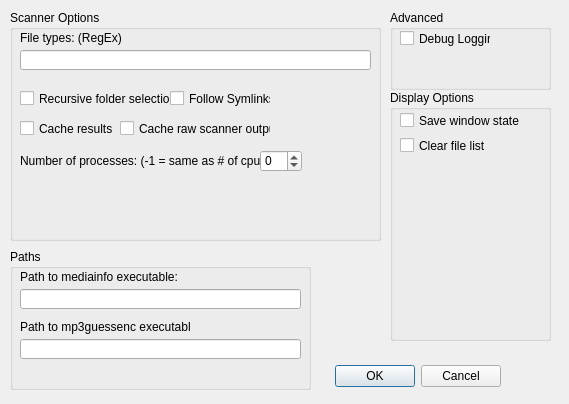
thwaller/specton, file options.ui: the form before one commit.
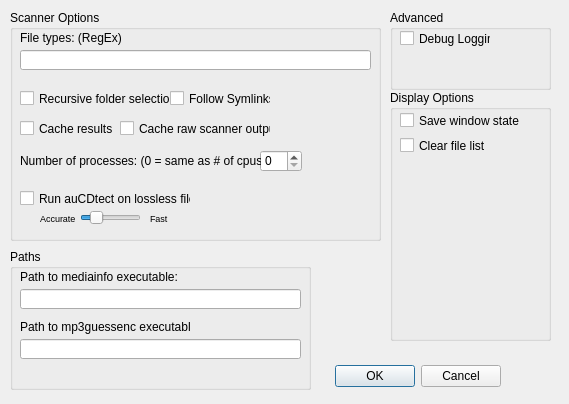
The form after the commit. Icons and pictures are not drawn.

Commit message: support auCDtect. file info dialog

What changed in the file:
```diff
--- a/options.ui
+++ b/options.ui
@@ -123,7 +123,7 @@
      </rect>
     </property>
     <property name="minimum">
-     <number>-1</number>
+     <number>0</number>
     </property>
     <property name="maximum">
      <number>200</number>
@@ -139,7 +139,7 @@
      </rect>
     </property>
     <property name="text">
-     <string>Number of processes: (-1 = same as # of cpus):</string>
+     <string>Number of processes: (0 = same as # of cpus):</string>
     </property>
    </widget>
    <widget class="QCheckBox" name="checkBox_cacheraw">
@@ -155,6 +155,80 @@
      <string>Cache raw scanner output</string>
     </property>
    </widget>
+   <widget class="QCheckBox" name="checkBox_aucdtect_scan">
+    <property name="geometry">
+     <rect>
+      <x>10</x>
+      <y>180</y>
+      <width>171</width>
+      <height>17</height>
+     </rect>
+    </property>
+    <property name="text">
+     <string>Run auCDtect on lossless files</string>
+    </property>
+   </widget>
+   <widget class="QSlider" name="horizontalSlider_aucdtect_mode">
+    <property name="geometry">
+     <rect>
+      <x>70</x>
+      <y>200</y>
+      <width>61</width>
+      <height>16</height>
+     </rect>
+    </property>
+    <property name="maximum">
+     <number>40</number>
+    </property>
+    <property name="sliderPosition">
+     <number>8</number>
+    </property>
+    <property name="orientation">
+     <enum>Qt::Horizontal</enum>
+    </property>
+    <property name="tickPosition">
+     <enum>QSlider::NoTicks</enum>
+    </property>
+    <property name="tickInterval">
+     <number>10</number>
+    </property>
+   </widget>
+   <widget class="QLabel" name="label_5">
+    <property name="geometry">
+     <rect>
+      <x>30</x>
+      <y>200</y>
+      <width>41</width>
+      <height>16</height>
+     </rect>
+    </property>
+    <property name="font">
+     <font>
+      <pointsize>7</pointsize>
+     </font>
+    </property>
+    <property name="text">
+     <string>Accurate</string>
+    </property>
+   </widget>
+   <widget class="QLabel" name="label_6">
+    <property name="geometry">
+     <rect>
+      <x>140</x>
+      <y>200</y>
+      <width>21</width>
+      <height>16</height>
+     </rect>
+    </property>
+    <property name="font">
+     <font>
+      <pointsize>7</pointsize>
+     </font>
+    </property>
+    <property name="text">
+     <string>Fast</string>
+    </property>
+   </widget>
   </widget>
   <widget class="QGroupBox" name="groupBox_2">
    <property name="geometry">
```
The commit also changes 4 other files.
